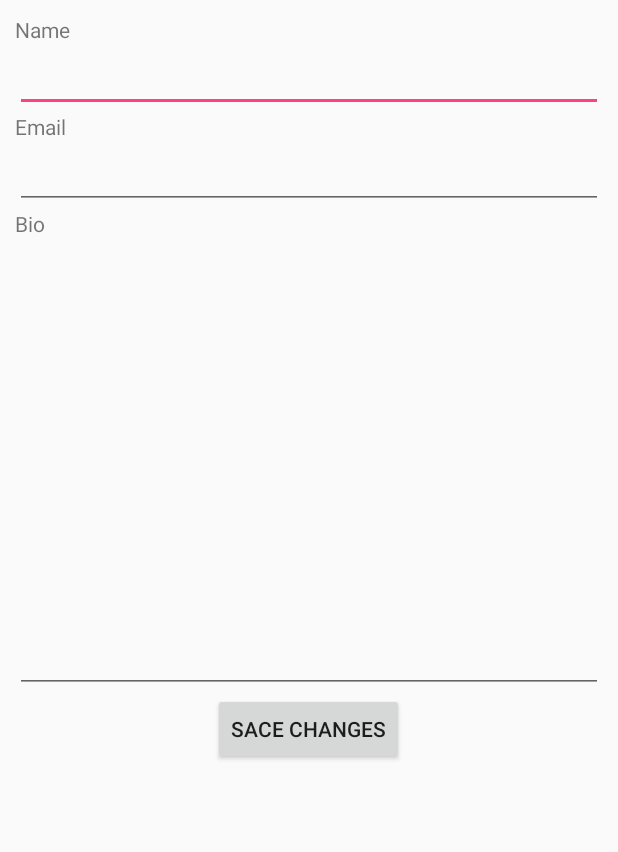
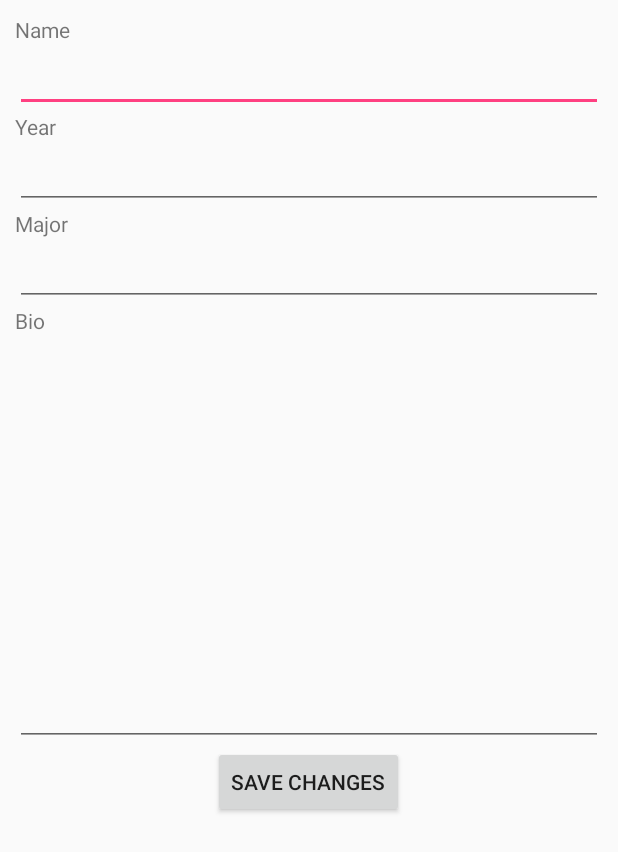
Before and after one commit to abbyerickson/Air-Force-ROTC-Cadet-Profiler, an Android app: the layout edit_profile.xml on its own in the app's theme, with its tools: preview values and no code run, on a phone screen of 412 x 824 dp. Shown: the top 852 px of the screen. Run offline under Robolectric (Android 15) with nearby library versions, the phone set to English and light mode, and no system bars.

Commit message:
Update edit_profile.xml
Buttons initiate EditProfileActivity when clicked.

```diff
--- a/ROTCCadetProfiler-master/app/src/main/res/layout/edit_profile.xml
+++ b/ROTCCadetProfiler-master/app/src/main/res/layout/edit_profile.xml
@@ -1,3 +1,4 @@
+<?xml version="1.0" encoding="utf-8"?>
 <LinearLayout xmlns:android="http://schemas.android.com/apk/res/android"
     xmlns:tools="http://schemas.android.com/tools"
     android:layout_width="match_parent"
@@ -6,23 +7,39 @@
     android:layout_height="match_parent"
     android:weightSum="1">
 
+    <!-- Name Label -->
     <TextView
         android:text="Name"
         android:layout_width="wrap_content"
         android:layout_height="wrap_content" />
 
+    <!-- Name TextField -->
     <EditText
         android:id="@+id/etName"
         android:layout_width="match_parent"
         android:layout_height="wrap_content" />
 
+    <!-- Year Label -->
     <TextView
-        android:text="Email"
+        android:text="Year"
         android:layout_width="wrap_content"
         android:layout_height="wrap_content" />
 
+    <!-- Year TextField -->
     <EditText
-        android:id="@+id/etEmail"
+        android:id="@+id/etYear"
+        android:layout_width="match_parent"
+        android:layout_height="wrap_content" />
+
+    <!-- Major Label -->
+    <TextView
+        android:text="Major"
+        android:layout_width="wrap_content"
+        android:layout_height="wrap_content" />
+
+    <!-- Major TextField -->
+    <EditText
+        android:id="@+id/etMajor"
         android:layout_width="match_parent"
         android:layout_height="wrap_content" />
 
@@ -42,8 +59,9 @@
     <Button
         android:layout_width="wrap_content"
         android:layout_height="wrap_content"
-        android:text="Sace Changes"
-        android:id="@+id/button2"
+        android:text="Save Changes"
+        android:id="@+id/btnSaveChanges"
+        android:onClick="navigatetoEditProfileActivity"
         android:layout_gravity="center_horizontal" />
 
 
```
